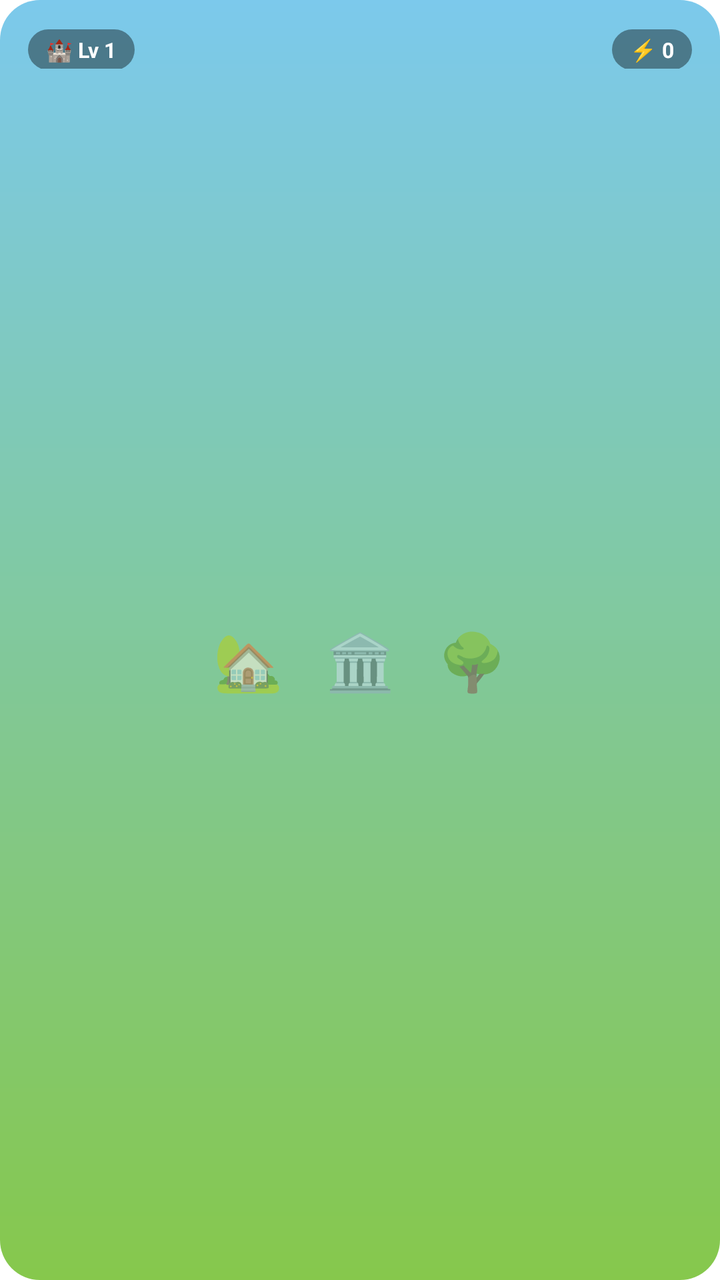
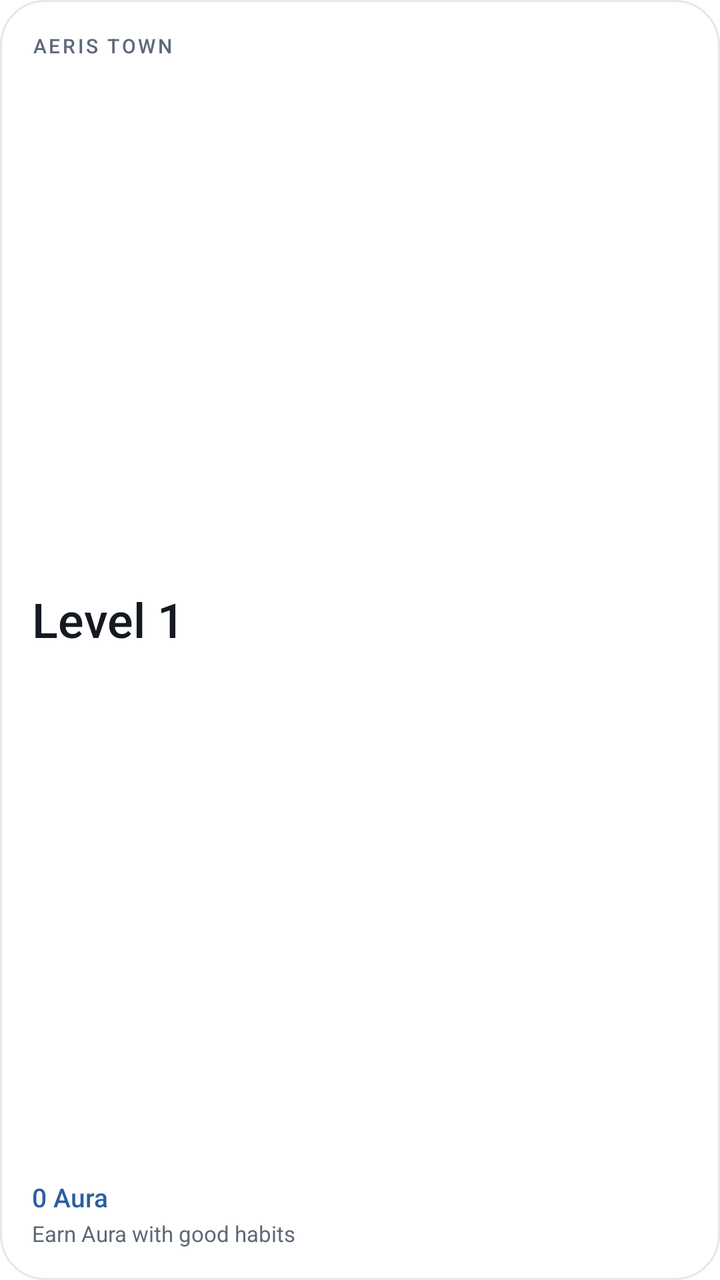

Before-and-after screenshots of an Android layout around one commit, followed by the original layout XML and the change that was made.
<!-- AndroidManifest.xml: fallback theme Theme.MaterialComponents.DayNight.NoActionBar -->
<!-- res/layout/aeris_village_widget.xml -->
<?xml version="1.0" encoding="utf-8"?>
<LinearLayout xmlns:android="http://schemas.android.com/apk/res/android"
    android:id="@+id/widget_root"
    android:layout_width="match_parent"
    android:layout_height="match_parent"
    android:orientation="vertical"
    android:padding="14dp"
    android:background="@drawable/aeris_village_bg">

    <LinearLayout
        android:layout_width="match_parent"
        android:layout_height="wrap_content"
        android:orientation="horizontal">

        <TextView
            android:id="@+id/widget_village_lvl"
            android:layout_width="wrap_content"
            android:layout_height="wrap_content"
            android:background="@drawable/aeris_chip_dark"
            android:paddingLeft="9dp"
            android:paddingRight="9dp"
            android:paddingTop="3dp"
            android:paddingBottom="3dp"
            android:text="🏰 Lv 1"
            android:textColor="#FFFFFFFF"
            android:textSize="10.5sp"
            android:textStyle="bold" />

        <TextView
            android:layout_width="0dp"
            android:layout_height="wrap_content"
            android:layout_weight="1" />

        <TextView
            android:id="@+id/widget_village_aura"
            android:layout_width="wrap_content"
            android:layout_height="wrap_content"
            android:background="@drawable/aeris_chip_dark"
            android:paddingLeft="9dp"
            android:paddingRight="9dp"
            android:paddingTop="3dp"
            android:paddingBottom="3dp"
            android:text="⚡ 0"
            android:textColor="#FFFFFFFF"
            android:textSize="10.5sp"
            android:textStyle="bold" />
    </LinearLayout>

    <TextView
        android:layout_width="match_parent"
        android:layout_height="wrap_content"
        android:layout_weight="1"
        android:gravity="center"
        android:text="🏡   🏛️   🌳"
        android:textSize="28sp" />

</LinearLayout>
<!-- resources referenced by this layout -->
<resources>
  <!-- drawable aeris_chip_dark (drawable) -->
  <?xml version="1.0" encoding="utf-8"?>
  <shape xmlns:android="http://schemas.android.com/apk/res/android"
      android:shape="rectangle">
      <solid android:color="#66000000" />
      <corners android:radius="99dp" />
  </shape>
  <!-- drawable aeris_village_bg (drawable) -->
  <?xml version="1.0" encoding="utf-8"?>
  <shape xmlns:android="http://schemas.android.com/apk/res/android"
      android:shape="rectangle">
      <gradient
          android:startColor="#7CC9EC"
          android:endColor="#86C84C"
          android:angle="270" />
      <corners android:radius="20dp" />
  </shape>
</resources>

<!-- the commit's change to res/layout/aeris_village_widget.xml (unified diff, before → after) -->
@@ -4,54 +4,46 @@
     android:layout_width="match_parent"
     android:layout_height="match_parent"
     android:orientation="vertical"
-    android:padding="14dp"
-    android:background="@drawable/aeris_village_bg">
+    android:padding="16dp"
+    android:background="@drawable/w_bg">
+    <TextView
+        android:layout_width="wrap_content"
+        android:layout_height="wrap_content"
+        android:text="Aeris Town"
+        android:textAllCaps="true"
+        android:letterSpacing="0.12"
+        android:textColor="@color/w_muted"
+        android:textSize="10sp"
+        android:fontFamily="sans-serif-medium" />
 
-    <LinearLayout
+    <TextView
+        android:id="@+id/widget_village_lvl"
+        android:layout_width="wrap_content"
+        android:layout_height="0dp"
+        android:layout_weight="1"
+        android:gravity="center_vertical"
+        android:text="Level 1"
+        android:textColor="@color/w_text"
+        android:textSize="24sp"
+        android:fontFamily="sans-serif-medium" />
+
+    <TextView
+        android:id="@+id/widget_village_aura"
+        android:layout_width="wrap_content"
+        android:layout_height="wrap_content"
+        android:text="0 Aura"
+        android:textColor="@color/w_accent"
+        android:textSize="13sp"
+        android:fontFamily="sans-serif-medium" />
+
+    <TextView
+        android:id="@+id/widget_village_sub"
         android:layout_width="match_parent"
         android:layout_height="wrap_content"
-        android:orientation="horizontal">
-
-        <TextView
-            android:id="@+id/widget_village_lvl"
-            android:layout_width="wrap_content"
-            android:layout_height="wrap_content"
-            android:background="@drawable/aeris_chip_dark"
-            android:paddingLeft="9dp"
-            android:paddingRight="9dp"
-            android:paddingTop="3dp"
-            android:paddingBottom="3dp"
-            android:text="🏰 Lv 1"
-            android:textColor="#FFFFFFFF"
-            android:textSize="10.5sp"
-            android:textStyle="bold" />
-
-        <TextView
-            android:layout_width="0dp"
-            android:layout_height="wrap_content"
-            android:layout_weight="1" />
-
-        <TextView
-            android:id="@+id/widget_village_aura"
-            android:layout_width="wrap_content"
-            android:layout_height="wrap_content"
-            android:background="@drawable/aeris_chip_dark"
-            android:paddingLeft="9dp"
-            android:paddingRight="9dp"
-            android:paddingTop="3dp"
-            android:paddingBottom="3dp"
-            android:text="⚡ 0"
-            android:textColor="#FFFFFFFF"
-            android:textSize="10.5sp"
-            android:textStyle="bold" />
-    </LinearLayout>
-
-    <TextView
-        android:layout_width="match_parent"
-        android:layout_height="wrap_content"
-        android:layout_weight="1"
-        android:gravity="center"
-        android:text="🏡   🏛️   🌳"
-        android:textSize="28sp" />
-
+        android:layout_marginTop="2dp"
+        android:text="Earn Aura with good habits"
+        android:textColor="@color/w_muted"
+        android:textSize="11sp"
+        android:maxLines="2"
+        android:ellipsize="end" />
 </LinearLayout>
<!-- resource entries referenced after the edit -->
@@ -1,21 +1,16 @@
 <!-- resources referenced by this layout -->
 <resources>
-  <!-- drawable aeris_chip_dark (drawable) -->
+  <color name="w_accent">#2B5F9E</color>
+  <color name="w_muted">#5E6978</color>
+  <color name="w_text">#151A22</color>
+  <!-- drawable w_bg (drawable) -->
   <?xml version="1.0" encoding="utf-8"?>
-  <shape xmlns:android="http://schemas.android.com/apk/res/android"
-      android:shape="rectangle">
-      <solid android:color="#66000000" />
-      <corners android:radius="99dp" />
+  <shape xmlns:android="http://schemas.android.com/apk/res/android" android:shape="rectangle">
+      <solid android:color="@color/w_bg" />
+      <stroke android:width="1dp" android:color="@color/w_line" />
+      <corners android:radius="22dp" />
   </shape>
-  <!-- drawable aeris_village_bg (drawable) -->
-  <?xml version="1.0" encoding="utf-8"?>
-  <shape xmlns:android="http://schemas.android.com/apk/res/android"
-      android:shape="rectangle">
-      <gradient
-          android:startColor="#7CC9EC"
-          android:endColor="#86C84C"
-          android:angle="270" />
-      <corners android:radius="20dp" />
-  </shape>
+  <color name="w_bg">#F5FFFFFF</color>
+  <color name="w_line">#1A151A22</color>
 </resources>
 
